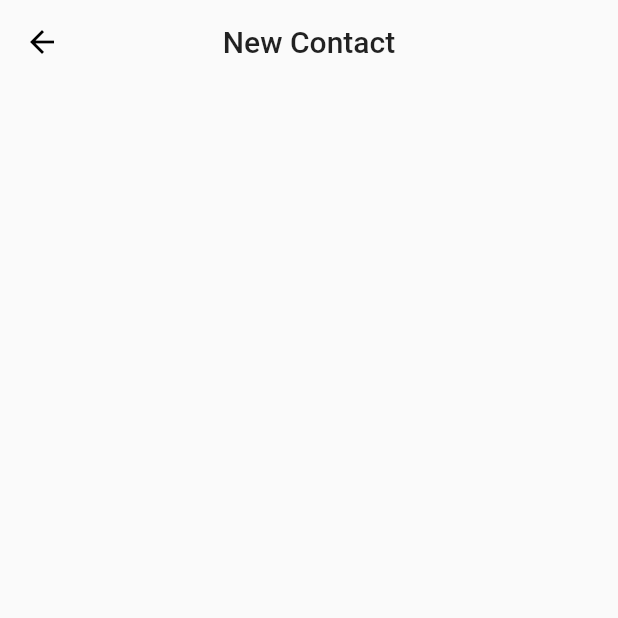
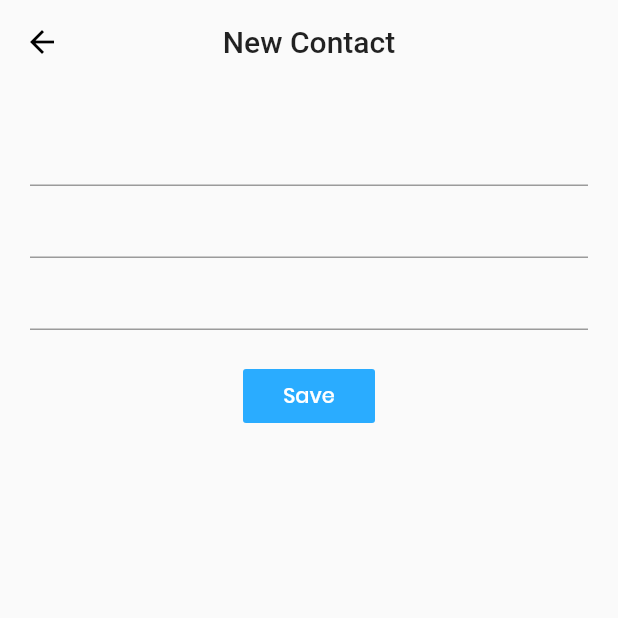
Before and after one commit to gilsonjuniorpro/contacts, a Flutter app: the screen it shows after launch, after a tap on the "add" icon, on a phone screen of 412 x 824 dp, the top half of it. Run offline on Flutter 3.47's test engine with Material 2 defaults, Android fonts, the phone set to English and light mode, and no system bars; network calls fail.

Commit message:
populate edit fields

```diff
--- a/lib/android/view/edit-contact.view.dart
+++ b/lib/android/view/edit-contact.view.dart
@@ -16,6 +16,46 @@ class EditContactView extends StatelessWidget {
         title: model == null ? Text("New Contact") : Text("Edit Contact"),
         centerTitle: true,
       ),
+      body: SingleChildScrollView(
+        padding: EdgeInsets.all(20),
+        child: Form(
+          child: Column(
+            children: [
+              TextFormField(
+                initialValue: model?.name,
+                onSaved: (val) {
+                  model.name = val;
+                },
+              ),
+              TextFormField(
+                initialValue: model?.phone,
+                onSaved: (val) {
+                  model.phone = val;
+                },
+              ),
+              TextFormField(
+                initialValue: model?.email,
+                onSaved: (val) {
+                  model.email = val;
+                },
+              ),
+              SizedBox(
+                height: 20,
+              ),
+              FlatButton(
+                  onPressed: (){},
+                  color: Theme.of(context).primaryColor,
+                  child: Text(
+                    "Save",
+                    style: TextStyle(
+                      color: Theme.of(context).accentColor,
+                    )
+                  )
+              ),
+            ],
+          ),
+        ),
+      ),
     );
   }
 }
```
